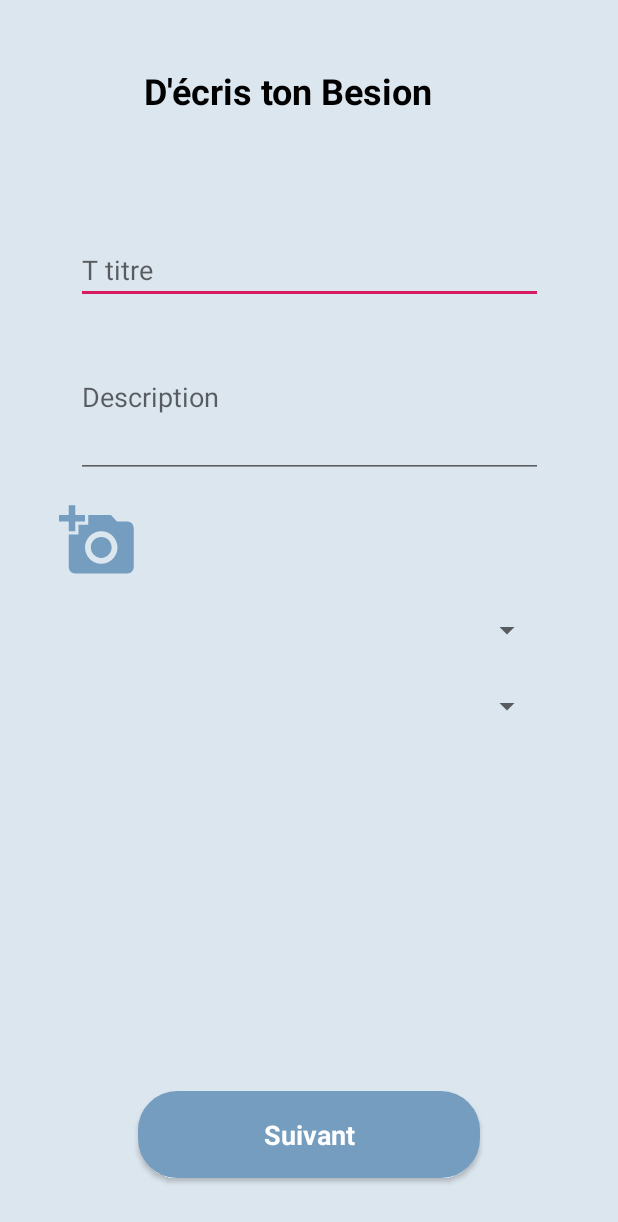
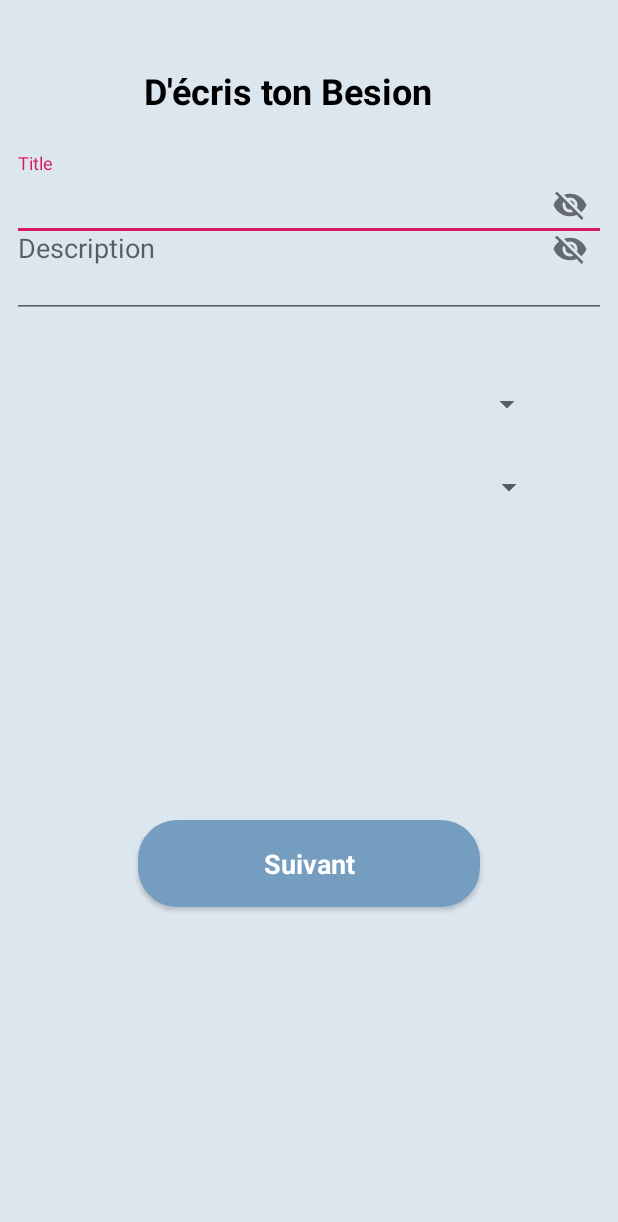
Before and after one commit to iliasafrass/AlloEtudiants, an Android app: the layout formulaire_publier_demande1.xml on its own in the app's theme, with its tools: preview values and no code run, on a phone screen of 412 x 824 dp. Shown: the top 1222 px of the screen. Run offline under Robolectric (Android 15) with nearby library versions, the phone set to English and light mode, and no system bars.

Commit message:
Add-Material-demande

```diff
--- a/AlloEtudiants/app/src/main/res/layout/formulaire_publier_demande1.xml
+++ b/AlloEtudiants/app/src/main/res/layout/formulaire_publier_demande1.xml
@@ -6,13 +6,12 @@
     xmlns:app="http://schemas.android.com/apk/res-auto"
     android:background="@color/blueBodyColor">
 
-
     <Button
         android:id="@+id/suivant_form1"
         style="@style/Base.TextAppearance.AppCompat.Body1"
         android:layout_width="228dp"
         android:layout_height="58dp"
-        android:layout_marginBottom="8dp"
+        android:layout_marginBottom="24dp"
         android:layout_marginEnd="8dp"
         android:layout_marginStart="8dp"
         android:layout_marginTop="8dp"
@@ -27,78 +26,93 @@
         app:layout_constraintBottom_toBottomOf="parent"
         app:layout_constraintEnd_toEndOf="parent"
         app:layout_constraintStart_toStartOf="parent"
-        app:layout_constraintTop_toBottomOf="@+id/categorie"
-        app:layout_constraintVertical_bias="0.901" />
+        app:layout_constraintTop_toBottomOf="@+id/matiere" />
 
     <Spinner
         android:id="@+id/matiere"
         android:layout_width="314dp"
-        android:layout_height="33dp"
-        android:layout_marginTop="16dp"
+        android:layout_height="35dp"
+        android:layout_marginTop="20dp"
         app:layout_constraintEnd_toEndOf="parent"
-        app:layout_constraintHorizontal_bias="0.492"
         app:layout_constraintStart_toStartOf="parent"
         app:layout_constraintTop_toBottomOf="@+id/categorie" />
 
     <TextView
         android:id="@+id/besoin"
         android:layout_width="384dp"
-        android:layout_height="53dp"
+        android:layout_height="50dp"
         android:layout_marginTop="44dp"
         android:text="D'écris ton Besion"
         android:textAlignment="center"
+        android:textColor="@color/black"
         android:textSize="24sp"
         android:textStyle="bold"
         app:layout_constraintStart_toStartOf="parent"
-        app:layout_constraintTop_toTopOf="parent"
-        android:textColor="@color/black"/>
+        app:layout_constraintTop_toTopOf="parent" />
 
+
+    <android.support.design.widget.TextInputLayout
+        android:id="@+id/title_demande"
+        android:layout_width="match_parent"
+        android:layout_height="wrap_content"
+        android:layout_below="@id/besoin"
+        android:layout_marginEnd="8dp"
+        android:layout_marginStart="8dp"
+        android:layout_marginTop="8dp"
+        app:layout_constraintEnd_toEndOf="parent"
+        app:layout_constraintHorizontal_bias="0.0"
+        app:layout_constraintStart_toStartOf="parent"
+        app:layout_constraintTop_toBottomOf="@+id/besoin"
+        app:passwordToggleEnabled="true">
 
         <EditText
             android:id="@+id/title"
-        android:layout_width="311dp"
-        android:layout_height="45dp"
-        android:layout_marginTop="60dp"
+            android:layout_width="match_parent"
+            android:layout_height="wrap_content"
+            android:layout_centerHorizontal="true"
+            android:layout_centerVertical="true"
             android:ems="10"
-        android:hint="T titre"
-        android:inputType="textPersonName"
-        app:layout_constraintEnd_toEndOf="parent"
-        app:layout_constraintStart_toStartOf="parent"
+            android:hint="Title"
             app:layout_constraintTop_toBottomOf="@+id/besoin" />
+    </android.support.design.widget.TextInputLayout>
 
     <Spinner
         android:id="@+id/categorie"
         android:layout_width="311dp"
         android:layout_height="35dp"
+        android:layout_marginTop="40dp"
+        app:layout_constraintEnd_toEndOf="parent"
+        app:layout_constraintHorizontal_bias="0.506"
+        app:layout_constraintStart_toStartOf="parent"
+        app:layout_constraintTop_toBottomOf="@+id/description_text" />
+
+    <android.support.design.widget.TextInputLayout
+        android:id="@+id/description_text"
+        android:layout_width="match_parent"
+        android:layout_height="wrap_content"
+        android:layout_below="@id/besoin"
+        android:layout_marginEnd="8dp"
+        android:layout_marginStart="8dp"
         android:layout_marginTop="16dp"
         app:layout_constraintEnd_toEndOf="parent"
+        app:layout_constraintHorizontal_bias="1.0"
         app:layout_constraintStart_toStartOf="parent"
-        app:layout_constraintTop_toBottomOf="@+id/imageButton" />
+        app:layout_constraintTop_toBottomOf="@+id/besoin"
+        app:passwordToggleEnabled="true">
 
         <EditText
-        android:id="@+id/description-demande"
-        android:layout_width="311dp"
-        android:layout_height="108dp"
-        android:layout_marginTop="8dp"
+            android:id="@+id/description"
+            android:layout_width="match_parent"
+            android:layout_height="91dp"
+            android:layout_marginTop="68dp"
             android:ems="10"
             android:hint="Description"
             android:inputType="textMultiLine"
             app:layout_constraintEnd_toEndOf="parent"
+            app:layout_constraintHorizontal_bias="0.78"
             app:layout_constraintStart_toStartOf="parent"
-        app:layout_constraintTop_toBottomOf="@+id/title" />
+            app:layout_constraintTop_toBottomOf="@+id/title_demande" />
+    </android.support.design.widget.TextInputLayout>
 
-    <ImageButton
-        android:id="@+id/imageButton"
-        android:layout_width="60dp"
-        android:layout_height="52dp"
-        android:layout_marginEnd="8dp"
-        android:layout_marginTop="16dp"
-        android:background="@color/blueBodyColor"
-        android:scaleType="fitCenter"
-        app:layout_constraintEnd_toEndOf="parent"
-        app:layout_constraintHorizontal_bias="0.103"
-        app:layout_constraintStart_toStartOf="parent"
-        app:layout_constraintTop_toBottomOf="@+id/description-demande"
-        app:srcCompat="@drawable/add_picture" />
 
 </android.support.constraint.ConstraintLayout>
--- a/AlloEtudiants/app/src/main/res/layout/formulaire_publier_demande3.xml
+++ b/AlloEtudiants/app/src/main/res/layout/formulaire_publier_demande3.xml
@@ -2,6 +2,7 @@
 <android.support.constraint.ConstraintLayout
     xmlns:android="http://schemas.android.com/apk/res/android"
     xmlns:app="http://schemas.android.com/apk/res-auto"
+    xmlns:tools="http://schemas.android.com/tools"
     android:layout_width="match_parent"
     android:layout_height="match_parent"
     android:background="@color/blueBodyColor">
@@ -82,7 +83,7 @@
     <TextView
         android:id="@+id/textView5"
         android:layout_width="257dp"
-        android:layout_height="47dp"
+        android:layout_height="43dp"
         android:layout_marginEnd="16dp"
         android:layout_marginStart="8dp"
         android:layout_marginTop="44dp"
@@ -106,7 +107,7 @@
     <TextView
         android:id="@+id/textView6"
         android:layout_width="257dp"
-        android:layout_height="47dp"
+        android:layout_height="43dp"
         android:layout_marginStart="16dp"
         android:layout_marginTop="36dp"
         android:text="Plage horaire souhaitée"
--- a/AlloEtudiants/app/src/main/res/layout/recaputulatif_proposition_daide.xml
+++ b/AlloEtudiants/app/src/main/res/layout/recaputulatif_proposition_daide.xml
@@ -33,7 +33,7 @@
 
     <EditText
         android:id="@+id/editText2"
-        android:layout_width="305dp"
+        android:layout_width="319dp"
         android:layout_height="81dp"
         android:layout_marginEnd="8dp"
         android:layout_marginStart="8dp"
```
Also changed, not shown: AlloEtudiants/app/src/main/res/layout/formulaire_publier_demande2.xml (+45 -19 lines). Lines whose indentation alone changed are shown as unchanged.
